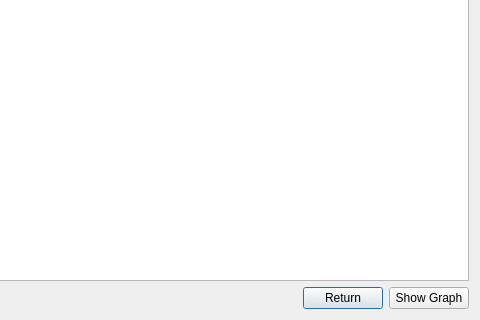
h-nick/SHelper, file ui/simplefreqt.ui: the form before one commit; both pictures show x 344 to 824 and y 115 to 435 of the 824 by 435 pixel window.
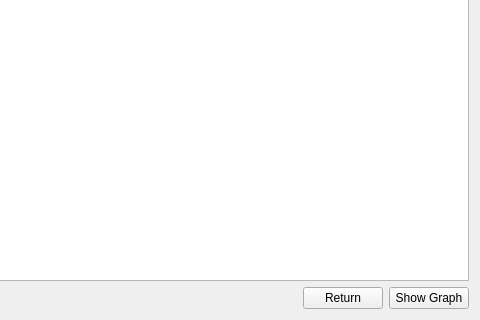
The form after the commit.

Commit message:
Changed Standard Freq Table to QWidget.
Changed from QDialog to QWidget, also fixed some memory leaks and added
an alert on close.

The edit to the form file:
```diff
--- a/ui/simplefreqt.ui
+++ b/ui/simplefreqt.ui
@@ -1,7 +1,7 @@
 <?xml version="1.0" encoding="UTF-8"?>
 <ui version="4.0">
  <class>SimpleFreqT</class>
- <widget class="QDialog" name="SimpleFreqT">
+ <widget class="QWidget" name="SimpleFreqT">
   <property name="geometry">
    <rect>
     <x>0</x>
```
Left out of the diff: 5 changed lines with no effect on the pictures. The commit also changes 6 other files.
